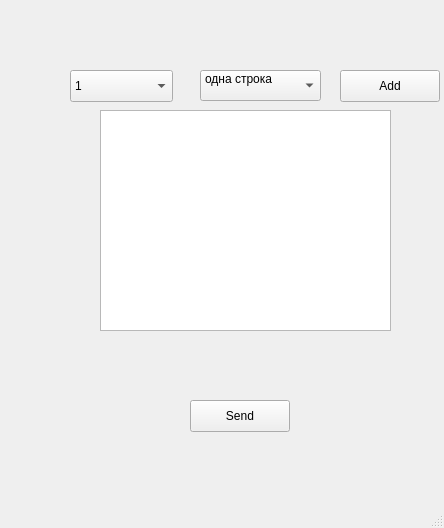
First picture: the form in mainwindow.ui, repository PilotM9/Client, before the edit.
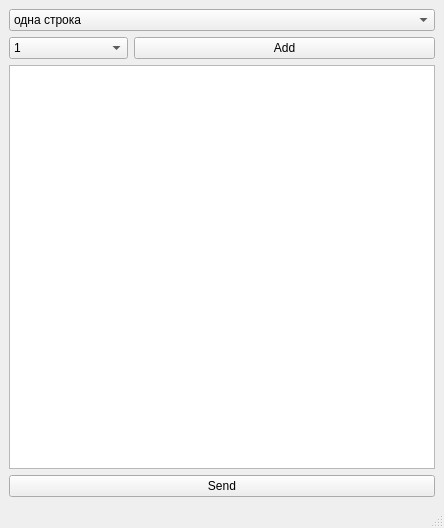
Second picture: the form after the edit.

```diff
--- a/mainwindow.ui
+++ b/mainwindow.ui
@@ -14,15 +14,9 @@
    <string>MainWindow</string>
   </property>
   <widget class="QWidget" name="centralwidget">
+   <layout class="QFormLayout" name="formLayout">
+    <item row="1" column="0">
    <widget class="QComboBox" name="priorityComboBox">
-    <property name="geometry">
-     <rect>
-      <x>70</x>
-      <y>70</y>
-      <width>103</width>
-      <height>32</height>
-     </rect>
-    </property>
     <item>
      <property name="text">
       <string>1</string>
@@ -69,19 +63,47 @@
      </property>
     </item>
    </widget>
+    </item>
+    <item row="1" column="1">
+     <widget class="QPushButton" name="addButton">
+      <property name="text">
+       <string>Add</string>
+      </property>
+      <property name="checkable">
+       <bool>false</bool>
+      </property>
+     </widget>
+    </item>
+    <item row="2" column="0" colspan="2">
+     <widget class="QTextEdit" name="textEdit"/>
+    </item>
+    <item row="3" column="0" colspan="2">
+     <widget class="QPushButton" name="sendButton">
+      <property name="text">
+       <string>Send</string>
+      </property>
+      <property name="checkable">
+       <bool>false</bool>
+      </property>
+     </widget>
+    </item>
+    <item row="0" column="0" colspan="2">
    <widget class="QComboBox" name="configComboBox">
-    <property name="geometry">
-     <rect>
-      <x>200</x>
-      <y>70</y>
-      <width>121</width>
-      <height>31</height>
-     </rect>
+      <property name="baseSize">
+       <size>
+        <width>0</width>
+        <height>0</height>
+       </size>
+      </property>
+      <property name="editable">
+       <bool>false</bool>
+      </property>
+      <property name="currentText">
+       <string>одна строка</string>
     </property>
     <item>
      <property name="text">
-      <string>одна строка
-</string>
+        <string>одна строка</string>
      </property>
     </item>
     <item>
@@ -160,48 +182,8 @@
      </property>
     </item>
    </widget>
-   <widget class="QPushButton" name="addButton">
-    <property name="geometry">
-     <rect>
-      <x>340</x>
-      <y>70</y>
-      <width>100</width>
-      <height>32</height>
-     </rect>
-    </property>
-    <property name="text">
-     <string>Add</string>
-    </property>
-    <property name="checkable">
-     <bool>true</bool>
-    </property>
-   </widget>
-   <widget class="QPushButton" name="sendButton">
-    <property name="geometry">
-     <rect>
-      <x>190</x>
-      <y>400</y>
-      <width>100</width>
-      <height>32</height>
-     </rect>
-    </property>
-    <property name="text">
-     <string>Send</string>
-    </property>
-    <property name="checkable">
-     <bool>true</bool>
-    </property>
-   </widget>
-   <widget class="QTextEdit" name="textEdit">
-    <property name="geometry">
-     <rect>
-      <x>100</x>
-      <y>110</y>
-      <width>291</width>
-      <height>221</height>
-     </rect>
-    </property>
-   </widget>
+    </item>
+   </layout>
   </widget>
   <widget class="QMenuBar" name="menubar">
    <property name="geometry">
```
Lines whose indentation alone changed are shown as unchanged.
